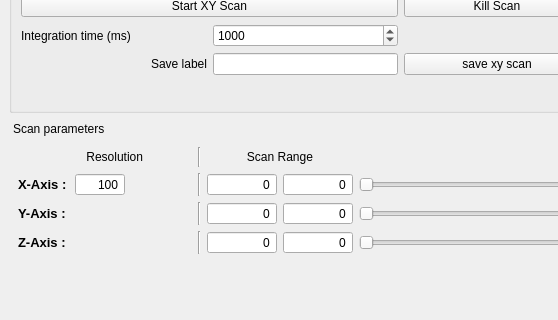
Before: the Qt Designer form gui/confocal_own/attocubePositionerGUI.ui in rasjen/qudi, drawn with Qt 5; both pictures show x 0 to 558 and y 512 to 832 of the 1186 by 832 pixel window.
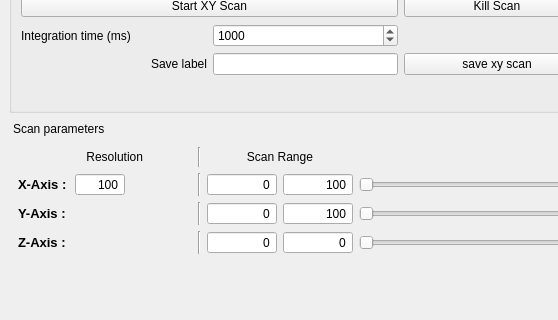
After: the same form once the commit is applied. Custom widgets are drawn as their Qt base class.

Diff of the .ui file:
```diff
--- a/gui/confocal_own/attocubePositionerGUI.ui
+++ b/gui/confocal_own/attocubePositionerGUI.ui
@@ -655,6 +655,12 @@
           <property name="accelerated">
            <bool>true</bool>
           </property>
+          <property name="maximum">
+           <number>5000</number>
+          </property>
+          <property name="value">
+           <number>100</number>
+          </property>
          </widget>
         </item>
         <item row="2" column="4">
@@ -698,6 +704,12 @@
           <property name="accelerated">
            <bool>true</bool>
           </property>
+          <property name="maximum">
+           <number>5000</number>
+          </property>
+          <property name="value">
+           <number>100</number>
+          </property>
          </widget>
         </item>
         <item row="3" column="4">
```
Left out of the diff: 24 changed lines with no effect on the pictures.
